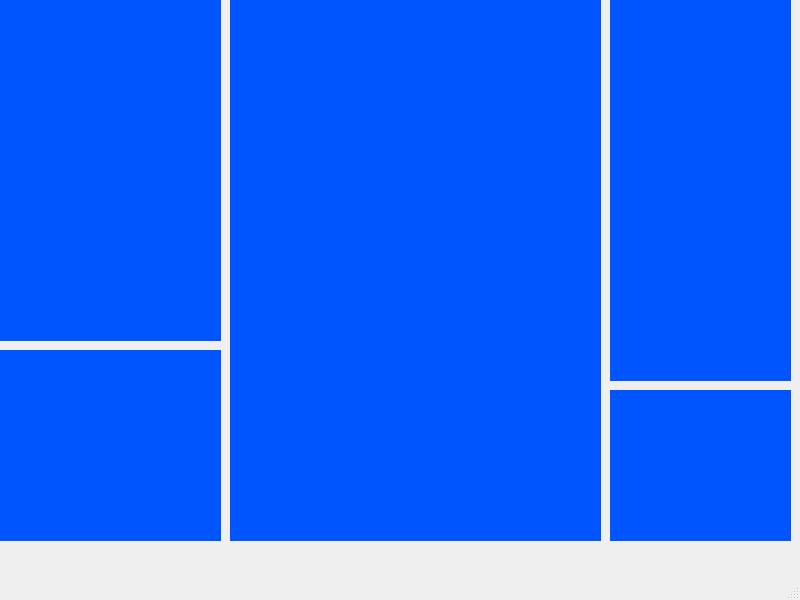
Before: the Qt Designer form Code/PaperFriend/mainwindow.ui in RomainPuech/Paper-Friend, drawn with Qt 5.
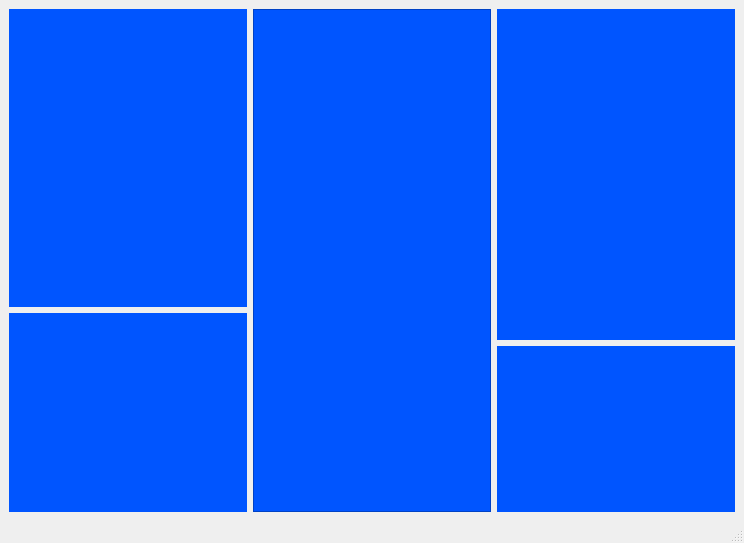
After: the same form once the commit is applied.

Patch:
```diff
--- a/Code/PaperFriend/mainwindow.ui
+++ b/Code/PaperFriend/mainwindow.ui
@@ -6,84 +6,73 @@
    <rect>
     <x>0</x>
     <y>0</y>
-    <width>800</width>
-    <height>600</height>
+    <width>744</width>
+    <height>543</height>
    </rect>
   </property>
   <property name="windowTitle">
    <string>MainWindow</string>
   </property>
   <widget class="QWidget" name="centralwidget">
-   <widget class="QFrame" name="frame">
-    <property name="geometry">
-     <rect>
-      <x>610</x>
-      <y>0</y>
-      <width>181</width>
-      <height>381</height>
-     </rect>
-    </property>
-    <property name="styleSheet">
-     <string notr="true">background-color: rgb(0, 85, 255);</string>
-    </property>
-    <layout class="QHBoxLayout" name="horizontalLayout"/>
-   </widget>
-   <widget class="QFrame" name="frame_2">
-    <property name="geometry">
-     <rect>
-      <x>610</x>
-      <y>390</y>
-      <width>181</width>
-      <height>151</height>
-     </rect>
-    </property>
-    <property name="styleSheet">
-     <string notr="true">background-color: rgb(0, 85, 255);</string>
-    </property>
-    <layout class="QHBoxLayout" name="horizontalLayout_2"/>
-   </widget>
+   <layout class="QHBoxLayout" name="horizontalLayout_5">
+    <item>
+     <layout class="QVBoxLayout" name="verticalLayout" stretch="3,2">
+      <item>
    <widget class="QFrame" name="frame_3">
-    <property name="geometry">
-     <rect>
-      <x>0</x>
-      <y>0</y>
-      <width>221</width>
-      <height>341</height>
-     </rect>
-    </property>
     <property name="styleSheet">
      <string notr="true">background-color: rgb(0, 85, 255);</string>
     </property>
     <layout class="QHBoxLayout" name="horizontalLayout_3"/>
    </widget>
+      </item>
+      <item>
    <widget class="QFrame" name="frame_4">
-    <property name="geometry">
-     <rect>
-      <x>0</x>
-      <y>350</y>
-      <width>221</width>
-      <height>191</height>
-     </rect>
-    </property>
     <property name="styleSheet">
      <string notr="true">background-color: rgb(0, 85, 255);</string>
     </property>
     <layout class="QHBoxLayout" name="horizontalLayout_4"/>
    </widget>
+      </item>
+     </layout>
+    </item>
+    <item>
+     <layout class="QVBoxLayout" name="verticalLayout_4">
+      <item>
    <widget class="QFrame" name="frame_5">
-    <property name="geometry">
-     <rect>
-      <x>230</x>
-      <y>0</y>
-      <width>371</width>
-      <height>541</height>
-     </rect>
-    </property>
+        <property name="styleSheet">
+         <string notr="true">background-color: rgb(0, 85, 255);</string>
+        </property>
+        <property name="frameShape">
+         <enum>QFrame::StyledPanel</enum>
+        </property>
+        <property name="frameShadow">
+         <enum>QFrame::Raised</enum>
+        </property>
+       </widget>
+      </item>
+     </layout>
+    </item>
+    <item>
+     <layout class="QVBoxLayout" name="verticalLayout_2" stretch="4,2">
+      <item>
+       <widget class="QFrame" name="frame">
     <property name="styleSheet">
      <string notr="true">background-color: rgb(0, 85, 255);</string>
     </property>
-    <layout class="QHBoxLayout" name="horizontalLayout_5"/>
-   </widget>
+        <layout class="QHBoxLayout" name="horizontalLayout"/>
+       </widget>
+      </item>
+      <item>
+       <widget class="QFrame" name="frame_2">
+        <property name="styleSheet">
+         <string notr="true">background-color: rgb(0, 85, 255);</string>
+        </property>
+        <layout class="QHBoxLayout" name="horizontalLayout_2"/>
+       </widget>
+      </item>
+     </layout>
+    </item>
+   </layout>
   </widget>
   <widget class="QMenuBar" name="menubar">
    <property name="geometry">
```
Left out of the diff: 4 changed lines with no effect on the pictures. Lines whose indentation alone changed are shown as unchanged.
